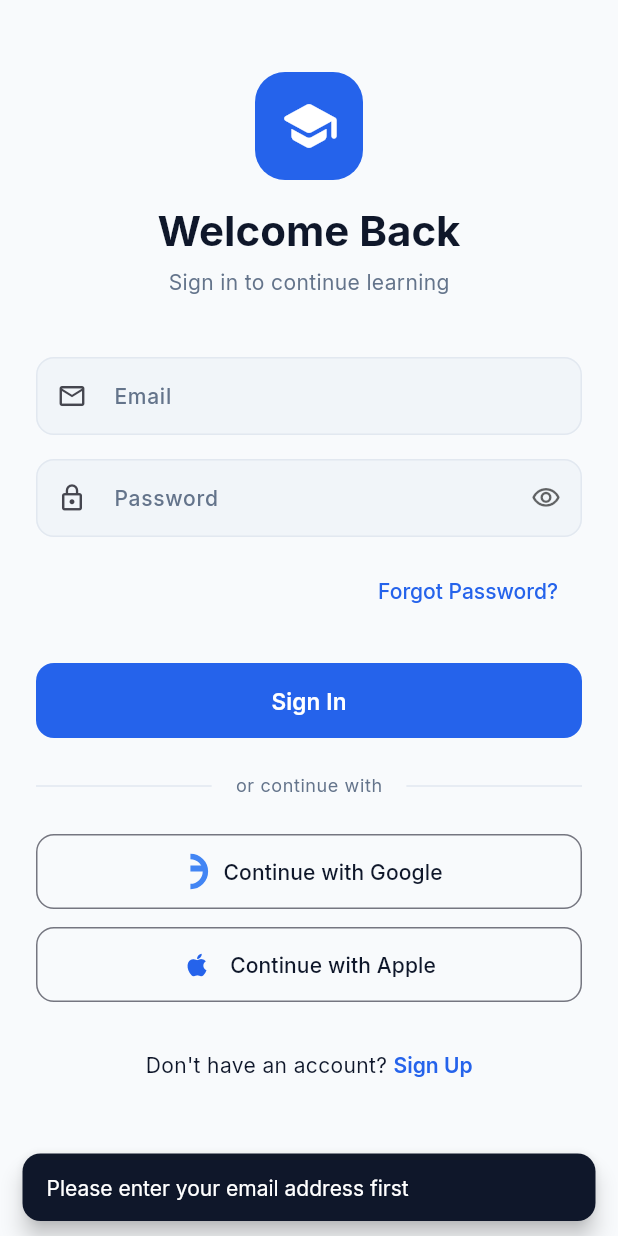
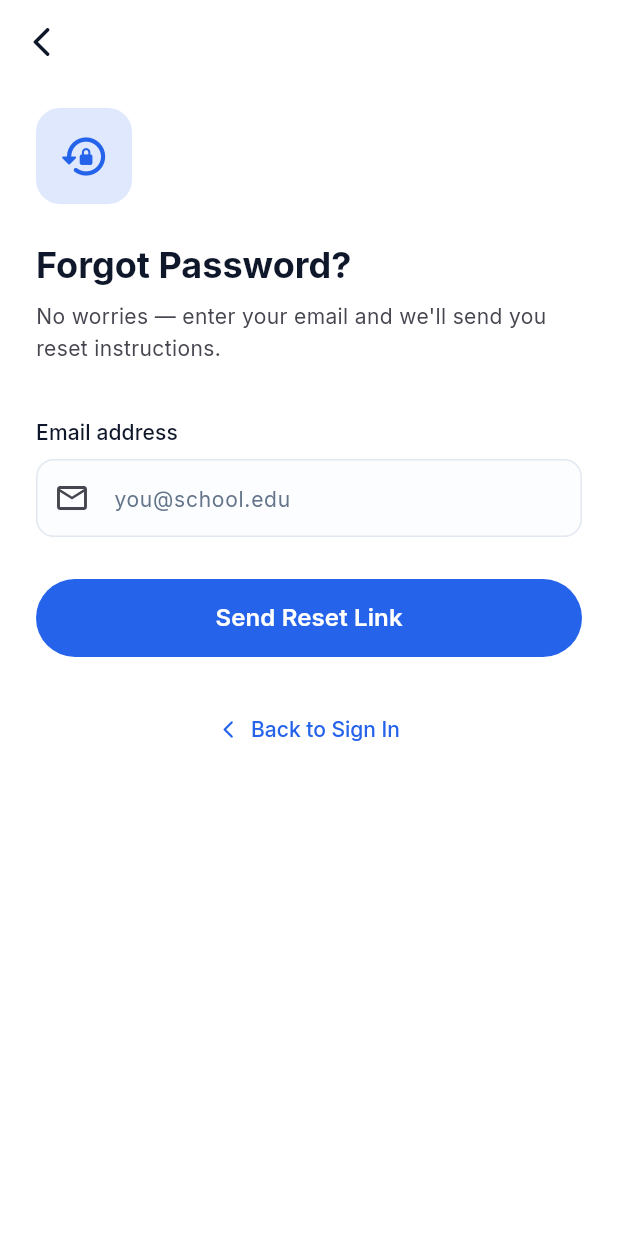
Before and after one commit to ACHOUR21/Teacher, a Flutter app: the screen it shows after launch, after a tap on "Forgot Password?", on a phone screen of 412 x 824 dp. Run offline on Flutter 3.47's test engine with Material 3 defaults, Android fonts, the phone set to English and light mode, and no system bars; our stand-ins replace cached_network_image, dio, firebase_core, flutter_riverpod, flutter_secure_storage, go_router and 2 more; accounts and stored records are empty.

Commit message:
feat: mobile password reset flow — dedicated forgot & reset screens
- ForgotPasswordScreen: email form with success state and anti-enumeration behaviour
- ResetPasswordScreen: token from deep link, password strength indicator, confirm match
- Router: add /forgot-password and /reset-password routes (public, accessible when unauthenticated)
- LoginScreen: replace inline snackbar with navigation to /forgot-password

https://claude.ai/code/session_019hxtz1GmQxyJP5XTRExcZ3

```diff
--- a/apps/mobile/lib/core/router/app_router.dart
+++ b/apps/mobile/lib/core/router/app_router.dart
@@ -5,6 +5,8 @@ import '../../features/auth/presentation/providers/auth_provider.dart';
 import '../../features/auth/presentation/screens/login_screen.dart';
 import '../../features/auth/presentation/screens/register_screen.dart';
 import '../../features/auth/presentation/screens/mfa_screen.dart';
+import '../../features/auth/presentation/screens/forgot_password_screen.dart';
+import '../../features/auth/presentation/screens/reset_password_screen.dart';
 import '../../features/home/presentation/screens/home_screen.dart';
 import '../../features/dashboard/presentation/screens/dashboard_screen.dart';
 import '../../features/courses/presentation/screens/courses_screen.dart';
@@ -45,7 +47,8 @@ final appRouterProvider = Provider<GoRouter>((ref) {
       }
 
       if (!isAuthenticated && !requiresMfa) {
-        if (location == '/login' || location == '/register') return null;
+        if (location == '/login' || location == '/register' ||
+            location == '/forgot-password' || location.startsWith('/reset-password')) return null;
         return '/login';
       }
 
@@ -76,6 +79,17 @@ final appRouterProvider = Provider<GoRouter>((ref) {
       GoRoute(
         path: '/verify-mfa',
         builder: (context, state) => const MFAScreen(),
+      ),
+      GoRoute(
+        path: '/forgot-password',
+        builder: (context, state) => const ForgotPasswordScreen(),
+      ),
+      GoRoute(
+        path: '/reset-password',
+        builder: (context, state) {
+          final token = state.uri.queryParameters['token'];
+          return ResetPasswordScreen(token: token);
+        },
       ),
       ShellRoute(
         builder: (context, state, child) => HomeScreen(child: child),
--- /dev/null
+++ b/apps/mobile/lib/features/auth/presentation/screens/forgot_password_screen.dart
@@ -0,0 +1,197 @@
+import 'package:flutter/material.dart';
+import 'package:flutter_riverpod/flutter_riverpod.dart';
+import 'package:go_router/go_router.dart';
+import '../../../../core/theme/app_theme.dart';
+import '../providers/auth_provider.dart';
+
+class ForgotPasswordScreen extends ConsumerStatefulWidget {
+  const ForgotPasswordScreen({super.key});
+
+  @override
+  ConsumerState<ForgotPasswordScreen> createState() => _ForgotPasswordScreenState();
+}
+
+class _ForgotPasswordScreenState extends ConsumerState<ForgotPasswordScreen> {
+  final _formKey = GlobalKey<FormState>();
+  final _emailController = TextEditingController();
+  bool _loading = false;
+  bool _submitted = false;
+
+  @override
+  void dispose() {
+    _emailController.dispose();
+    super.dispose();
+  }
+
+  Future<void> _submit() async {
+    if (!_formKey.currentState!.validate()) return;
+    setState(() => _loading = true);
+    try {
+      await ref.read(authProvider.notifier).forgotPassword(_emailController.text.trim());
+      if (mounted) setState(() => _submitted = true);
+    } catch (e) {
+      // Always show success to prevent email enumeration
+      if (mounted) setState(() => _submitted = true);
+    } finally {
+      if (mounted) setState(() => _loading = false);
+    }
+  }
+
+  @override
+  Widget build(BuildContext context) {
+    final theme = Theme.of(context);
+
+    return Scaffold(
+      backgroundColor: theme.colorScheme.surface,
+      appBar: AppBar(
+        backgroundColor: Colors.transparent,
+        elevation: 0,
+        leading: IconButton(
+          icon: const Icon(Icons.arrow_back_ios_rounded),
+          onPressed: () => context.pop(),
+        ),
+      ),
+      body: SafeArea(
+        child: SingleChildScrollView(
+          padding: const EdgeInsets.symmetric(horizontal: 24),
+          child: _submitted ? _buildSuccess(theme) : _buildForm(theme),
+        ),
+      ),
+    );
+  }
+
+  Widget _buildSuccess(ThemeData theme) {
+    return Column(
+      crossAxisAlignment: CrossAxisAlignment.center,
+      children: [
+        const SizedBox(height: 48),
+        Container(
+          width: 80,
+          height: 80,
+          decoration: BoxDecoration(
+            color: AppTheme.success.withOpacity(0.12),
+            shape: BoxShape.circle,
+          ),
+          child: Icon(Icons.mark_email_read_outlined, size: 40, color: AppTheme.success),
+        ),
+        const SizedBox(height: 24),
+        Text('Check your email', style: theme.textTheme.headlineSmall?.copyWith(fontWeight: FontWeight.bold)),
+        const SizedBox(height: 12),
+        Text(
+          'If an account exists for ${_emailController.text.trim()}, we\'ve sent a password reset link.',
+          textAlign: TextAlign.center,
+          style: theme.textTheme.bodyMedium?.copyWith(color: theme.colorScheme.onSurfaceVariant, height: 1.5),
+        ),
+        const SizedBox(height: 8),
+        Text(
+          'Didn\'t receive it? Check your spam folder or try again.',
+          textAlign: TextAlign.center,
+          style: theme.textTheme.bodySmall?.copyWith(color: theme.colorScheme.onSurfaceVariant),
+        ),
+        const SizedBox(height: 40),
+        SizedBox(
+          width: double.infinity,
+          height: 52,
+          child: FilledButton(
+            onPressed: () => context.go('/login'),
+            child: const Text('Back to Sign In', style: TextStyle(fontSize: 16, fontWeight: FontWeight.w600)),
+          ),
+        ),
+        const SizedBox(height: 16),
+        TextButton(
+          onPressed: () => setState(() { _submitted = false; _emailController.clear(); }),
+          child: const Text('Try a different email'),
+        ),
+      ],
+    );
+  }
+
+  Widget _buildForm(ThemeData theme) {
+    return Form(
+      key: _formKey,
+      child: Column(
+        crossAxisAlignment: CrossAxisAlignment.start,
+        children: [
+          const SizedBox(height: 16),
+          // Icon
+          Container(
+            width: 64,
+            height: 64,
+            decoration: BoxDecoration(
+              color: AppTheme.primaryLight.withOpacity(0.15),
+              borderRadius: BorderRadius.circular(16),
+            ),
+            child: Icon(Icons.lock_reset_rounded, size: 34, color: AppTheme.primaryLight),
+          ),
+          const SizedBox(height: 24),
+          Text(
+            'Forgot Password?',
+            style: theme.textTheme.headlineSmall?.copyWith(fontWeight: FontWeight.bold),
+          ),
+          const SizedBox(height: 8),
+          Text(
+            'No worries — enter your email and we\'ll send you reset instructions.',
+            style: theme.textTheme.bodyMedium?.copyWith(
+              color: theme.colorScheme.onSurfaceVariant,
+              height: 1.5,
+            ),
+          ),
+          const SizedBox(height: 36),
+          // Email field
+          Text('Email address', style: theme.textTheme.labelLarge),
+          const SizedBox(height: 8),
+          TextFormField(
+            controller: _emailController,
+            keyboardType: TextInputType.emailAddress,
+            textInputAction: TextInputAction.done,
+            autocorrect: false,
+            onFieldSubmitted: (_) => _submit(),
+            decoration: InputDecoration(
+              hintText: 'you@school.edu',
+              prefixIcon: const Icon(Icons.email_outlined),
+              filled: true,
+              fillColor: theme.colorScheme.surfaceContainerHighest.withOpacity(0.4),
+              border: OutlineInputBorder(
+                borderRadius: BorderRadius.circular(12),
+                borderSide: BorderSide.none,
+              ),
+              focusedBorder: OutlineInputBorder(
+                borderRadius: BorderRadius.circular(12),
+                borderSide: BorderSide(color: theme.colorScheme.primary, width: 1.5),
+              ),
+            ),
+            validator: (v) {
+              if (v == null || v.trim().isEmpty) return 'Email is required';
+              final emailRegex = RegExp(r'^[^@]+@[^@]+\.[^@]+$');
+              if (!emailRegex.hasMatch(v.trim())) return 'Enter a valid email address';
+              return null;
+            },
+          ),
+          const SizedBox(height: 28),
+          SizedBox(
+            width: double.infinity,
+            height: 52,
+            child: FilledButton(
+              onPressed: _loading ? null : _submit,
+              child: _loading
+                  ? const SizedBox(
+                      width: 22,
+                      height: 22,
+                      child: CircularProgressIndicator(strokeWidth: 2.5, color: Colors.white),
+                    )
+                  : const Text('Send Reset Link', style: TextStyle(fontSize: 16, fontWeight: FontWeight.w600)),
+            ),
+          ),
+          const SizedBox(height: 24),
+          Center(
+            child: TextButton.icon(
+              onPressed: () => context.pop(),
+              icon: const Icon(Icons.arrow_back_ios_rounded, size: 14),
+              label: const Text('Back to Sign In'),
+            ),
+          ),
+        ],
+      ),
+    );
+  }
+}
--- a/apps/mobile/lib/features/auth/presentation/screens/login_screen.dart
+++ b/apps/mobile/lib/features/auth/presentation/screens/login_screen.dart
@@ -19,8 +19,6 @@ class _LoginScreenState extends ConsumerState<LoginScreen> {
   final _passwordController = TextEditingController();
   final _emailFocus = FocusNode();
   final _passwordFocus = FocusNode();
-  bool _forgotPasswordLoading = false;
-
   @override
   void dispose() {
     _emailController.dispose();
@@ -36,33 +34,6 @@ class _LoginScreenState extends ConsumerState<LoginScreen> {
           email: _emailController.text.trim(),
           password: _passwordController.text,
         );
-  }
-
-  Future<void> _forgotPassword() async {
-    final email = _emailController.text.trim();
-    if (email.isEmpty) {
-      ScaffoldMessenger.of(context).showSnackBar(
-        const SnackBar(
-          content: Text('Please enter your email address first'),
-        ),
-      );
-      return;
-    }
-
-    setState(() => _forgotPasswordLoading = true);
-    try {
-      await ref.read(authProvider.notifier).forgotPassword(email);
-      if (mounted) {
-        ScaffoldMessenger.of(context).showSnackBar(
-          SnackBar(
-            content: Text('Password reset email sent to $email'),
-            backgroundColor: AppTheme.success,
-          ),
-        );
-      }
-    } finally {
-      if (mounted) setState(() => _forgotPasswordLoading = false);
-    }
   }
 
   @override
@@ -176,14 +147,8 @@ class _LoginScreenState extends ConsumerState<LoginScreen> {
                 Align(
                   alignment: Alignment.centerRight,
                   child: TextButton(
-                    onPressed: _forgotPasswordLoading ? null : _forgotPassword,
-                    child: _forgotPasswordLoading
-                        ? const SizedBox(
-                            width: 16,
-                            height: 16,
-                            child: CircularProgressIndicator(strokeWidth: 2),
-                          )
-                        : const Text('Forgot Password?'),
+                    onPressed: () => context.push('/forgot-password'),
+                    child: const Text('Forgot Password?'),
                   ),
                 ),
                 const SizedBox(height: 24),
```
Also changed, not shown: apps/mobile/lib/features/auth/presentation/screens/reset_password_screen.dart (added, +312 -0 lines).
